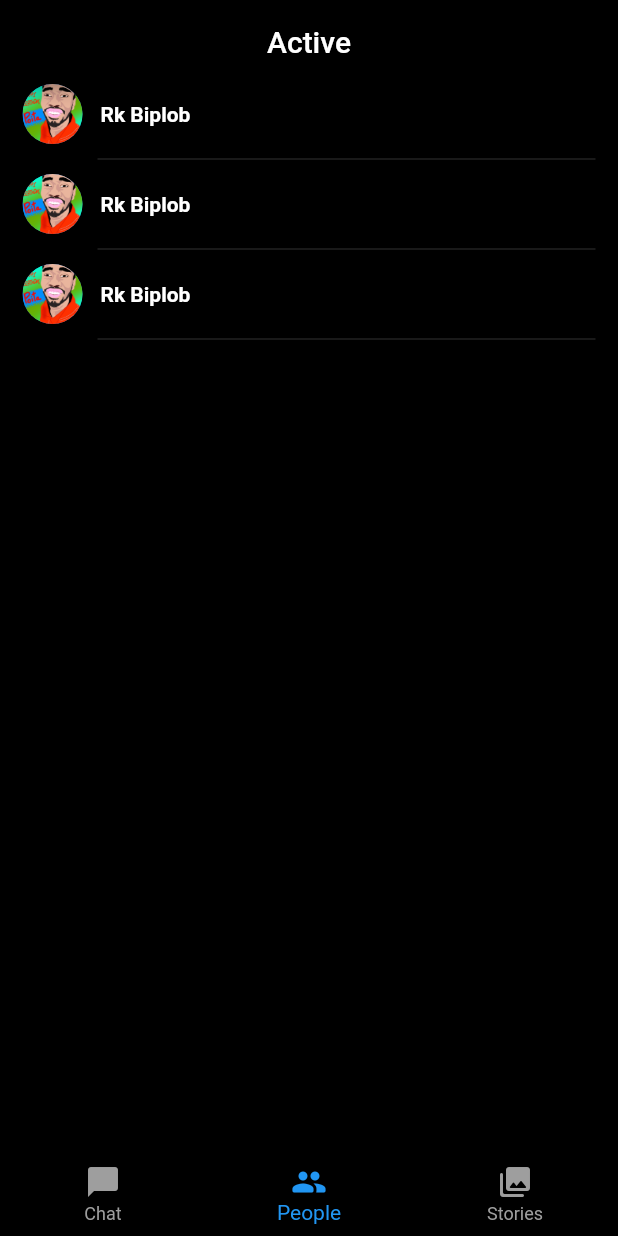
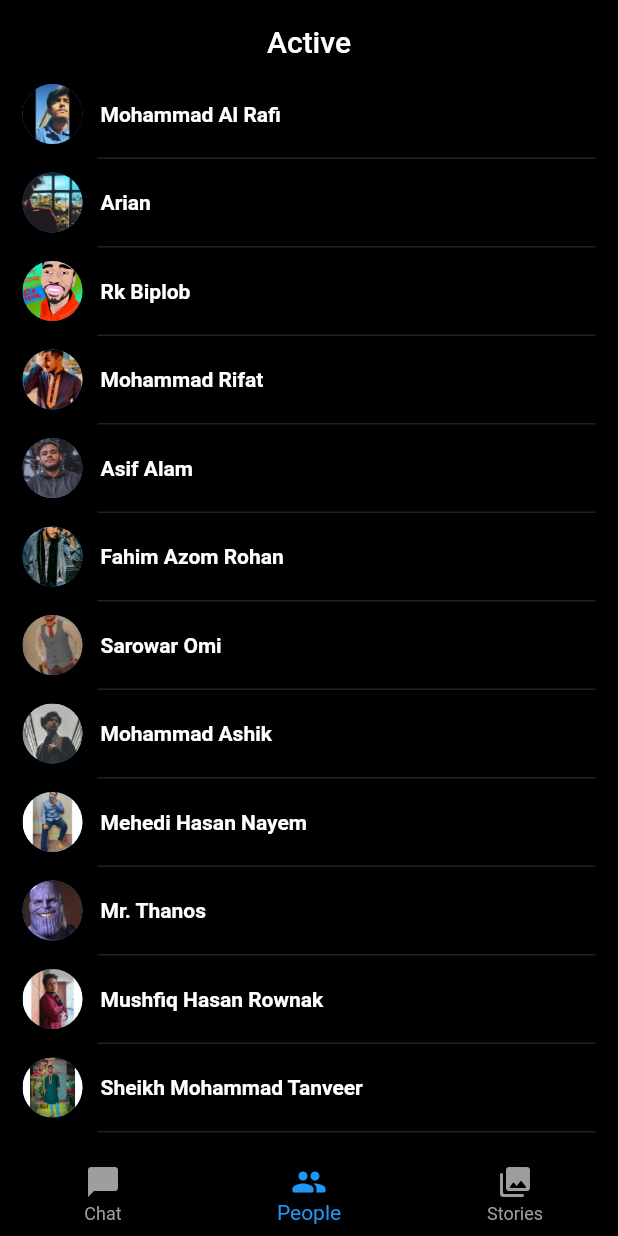
Before and after one commit to al-rafi304/messenger_UI_clone, a Flutter app: the screen it shows after launch, item 2 of the bottom bar chosen, on a phone screen of 412 x 824 dp. Run offline on Flutter 3.47's test engine with Material 2 defaults, Android fonts, the phone set to English and light mode, and no system bars.

Commit message:
Populated People page

```diff
--- a/lib/pages/people.dart
+++ b/lib/pages/people.dart
@@ -14,7 +14,9 @@ class People extends StatelessWidget {
               children: [
                 Text(
                   "Active",
-                  style: TextStyle(color: Colors.white, ),
+                  style: TextStyle(
+                    color: Colors.white,
+                  ),
                   textAlign: TextAlign.center,
                 ),
               ],
@@ -27,27 +29,18 @@ class People extends StatelessWidget {
             scrollDirection: Axis.vertical,
             child: Column(
               children: [
+                PeoplesItem(name: 'Mohammad Al Rafi', picPath: 'assets/01.jpg'),
+                PeoplesItem(name: 'Arian', picPath: 'assets/02.jpg'),
                 PeoplesItem(name: 'Rk Biplob', picPath: 'assets/03.jpg'),
-                Divider(
-                  color: Colors.grey[900],
-                  thickness: 1,
-                  height: 20,
-                  indent: 50,
-                ),
-                PeoplesItem(name: 'Rk Biplob', picPath: 'assets/03.jpg'),
-                Divider(
-                  color: Colors.grey[900],
-                  thickness: 1,
-                  height: 20,
-                  indent: 50,
-                ),
-                PeoplesItem(name: 'Rk Biplob', picPath: 'assets/03.jpg'),
-                Divider(
-                  color: Colors.grey[900],
-                  thickness: 1,
-                  height: 20,
-                  indent: 50,
-                )
+                PeoplesItem(name: 'Mohammad Rifat', picPath: 'assets/04.jpg'),
+                PeoplesItem(name: 'Asif Alam', picPath: 'assets/07.jpg'),
+                PeoplesItem(name: 'Fahim Azom Rohan', picPath: 'assets/09.jpg'),
+                PeoplesItem(name: 'Sarowar Omi', picPath: 'assets/08.jpg'),
+                PeoplesItem(name: 'Mohammad Ashik', picPath: 'assets/05.jpg'),
+                PeoplesItem(name: 'Mehedi Hasan Nayem', picPath: 'assets/10.jpg'),
+                PeoplesItem(name: 'Mr. Thanos', picPath: 'assets/06.jpg'),
+                PeoplesItem(name: 'Mushfiq Hasan Rownak', picPath: 'assets/12.jpg'),
+                PeoplesItem(name: 'Sheikh Mohammad Tanveer', picPath: 'assets/11.jpg'),
               ],
             ),
           ),
@@ -64,7 +57,9 @@ class PeoplesItem extends StatelessWidget {
   @override
   Widget build(BuildContext context) {
     return Container(
-        child: Row(
+        child: Column(
+      children: [
+        Row(
           children: [
             CircleAvatar(
               backgroundImage: AssetImage(picPath),
@@ -74,8 +69,17 @@ class PeoplesItem extends StatelessWidget {
             ),
             Text(
               name,
-          style: TextStyle(color: Colors.white, fontWeight: FontWeight.bold),
+              style:
+                  TextStyle(color: Colors.white, fontWeight: FontWeight.bold),
             ),
+          ],
+        ),
+        Divider(
+                  color: Colors.grey[900],
+                  thickness: 1,
+                  height: 19,
+                  indent: 50,
+                )
       ],
     ));
   }
```
Lines whose indentation alone changed are shown as unchanged.
